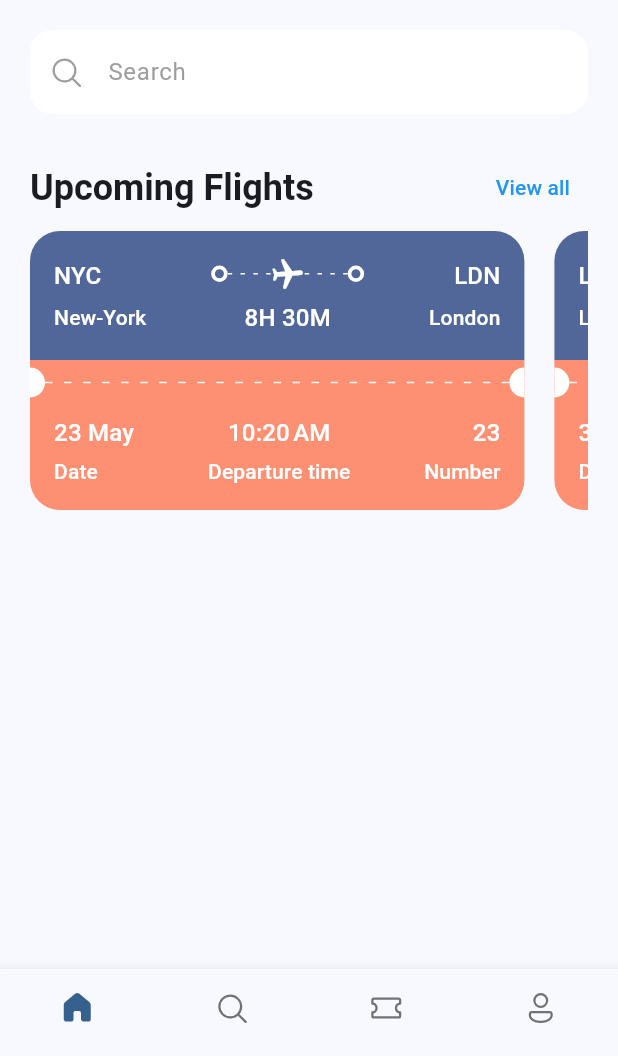
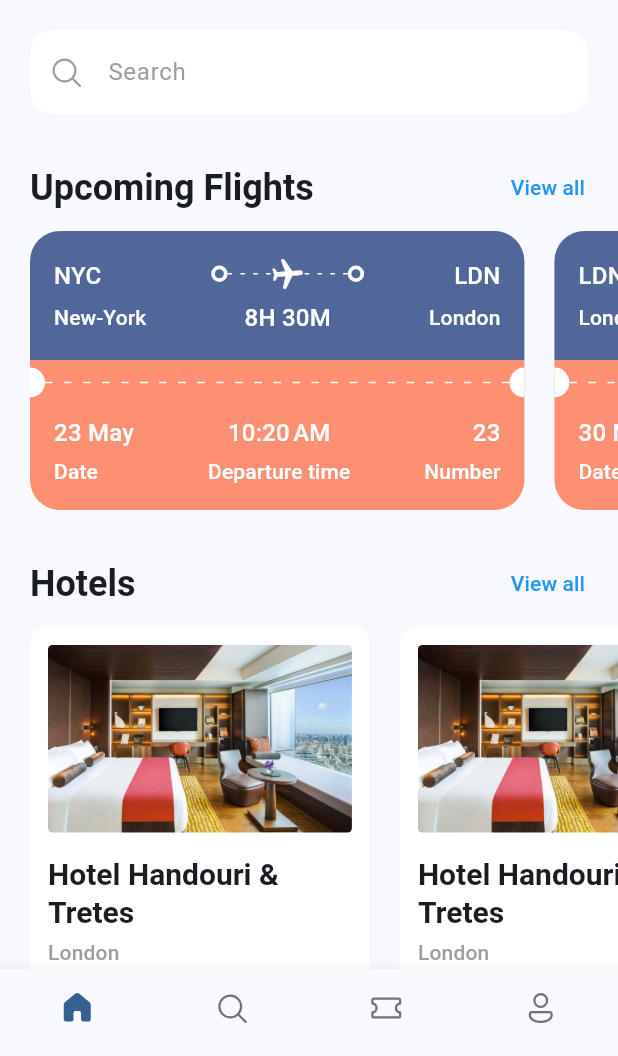
Before and after one commit to alexleboucher/tickets-booking-app, a Flutter app: the screen it shows after launch, on a phone screen of 412 x 824 dp, the part 180-1236 px from its top. Run offline on Flutter 3.47's test engine with Material 2 defaults, Android fonts, the phone set to English and light mode, and no system bars; our stand-ins replace fluentui_icons, gap.

Commit message:
Added HotelCard

```diff
--- a/lib/screens/home_screen.dart
+++ b/lib/screens/home_screen.dart
@@ -7,6 +7,7 @@ import 'package:tickets_booking_app/models/ticket.dart';
 import 'package:tickets_booking_app/utils/layout.dart';
 import 'package:tickets_booking_app/widgets/app_scaffold.dart';
 import 'package:tickets_booking_app/widgets/home/home_header.dart';
+import 'package:tickets_booking_app/widgets/ui/hotel_card.dart';
 import 'package:tickets_booking_app/widgets/ui/ticket_view.dart';
 import 'package:tickets_booking_app/widgets/ui/view_all_title.dart';
 
@@ -42,13 +43,14 @@ class HomeScreen extends StatelessWidget {
       child: ListView(
         children: [
           Container(
-            padding: const EdgeInsets.symmetric(horizontal: 20),
+            padding: const EdgeInsets.only(left: 20, top: 50, bottom: 20),
             child: Column(
               children: [
-                const Gap(50),
                 const HomeHeader(),
                 const Gap(20),
-                GestureDetector(
+                Padding(
+                  padding: const EdgeInsets.only(right: 20),
+                  child: GestureDetector(
                     onTap: () {
                       FocusScopeNode currentFocus = FocusScope.of(context);
                       if (!currentFocus.hasPrimaryFocus) {
@@ -73,6 +75,7 @@ class HomeScreen extends StatelessWidget {
                         border: OutlineInputBorder(
                           borderRadius: BorderRadius.circular(15),
                           borderSide: BorderSide.none,
+                        ),
                       ),
                     ),
                   ),
@@ -102,7 +105,35 @@ class HomeScreen extends StatelessWidget {
                               departureDate: tickets[i].departureDate,
                               ticketNumber: tickets[i].ticketNumber,
                             ),
-                            if (i < tickets.length - 1) const Gap(20)
+                            const Gap(20),
+                          ],
+                        ),
+                    ],
+                  ),
+                ),
+                const Gap(25),
+                ViewAllTitle(
+                  title: 'Hotels',
+                  onViewAllTapped: () {
+                    appState.setCurrentTab(MainTab.search);
+                  },
+                ),
+                const Gap(5),
+                SingleChildScrollView(
+                  scrollDirection: Axis.horizontal,
+                  child: Row(
+                    children: [
+                      for (var i = 0; i < tickets.length; i++)
+                        Row(
+                          children: [
+                            HotelCard(
+                              width: getSize(context).width * 0.55,
+                              name: 'Hotel Handouri & Tretes',
+                              city: 'London',
+                              nightPrice: 80,
+                              note: 4.7,
+                            ),
+                            const Gap(20),
                           ],
                         ),
                     ],
--- a/lib/widgets/home/home_header.dart
+++ b/lib/widgets/home/home_header.dart
@@ -8,7 +8,9 @@ class HomeHeader extends StatelessWidget {
 
   @override
   Widget build(BuildContext context) {
-    return Row(
+    return Padding(
+      padding: const EdgeInsets.only(right: 20),
+      child: Row(
         mainAxisAlignment: MainAxisAlignment.spaceBetween,
         children: [
           Column(
@@ -39,6 +41,7 @@ class HomeHeader extends StatelessWidget {
             ),
           ),
         ],
+      ),
     );
   }
 }
--- /dev/null
+++ b/lib/widgets/ui/hotel_card.dart
@@ -0,0 +1,103 @@
+import 'package:flutter/material.dart';
+import 'package:gap/gap.dart';
+import 'package:tickets_booking_app/utils/styles/text_styles.dart';
+import 'package:tickets_booking_app/widgets/ui/text/text_customization.dart';
+import 'package:tickets_booking_app/widgets/ui/text/title_text.dart';
+
+class HotelCard extends StatelessWidget {
+  const HotelCard({
+    super.key,
+    required this.width,
+    required this.name,
+    required this.city,
+    required this.nightPrice,
+    required this.note,
+  });
+
+  final double width;
+  final String name;
+  final String city;
+  final int nightPrice;
+  final double note;
+
+  @override
+  Widget build(BuildContext context) {
+    return Container(
+      width: width,
+      padding: const EdgeInsets.all(12),
+      decoration: const BoxDecoration(
+        color: Colors.white,
+        borderRadius: BorderRadius.all(Radius.circular(10)),
+      ),
+      child: Column(
+        crossAxisAlignment: CrossAxisAlignment.start,
+        children: [
+          Container(
+            height: 125,
+            width: width,
+            decoration: const BoxDecoration(
+              borderRadius: BorderRadius.all(Radius.circular(3)),
+              image: DecorationImage(
+                fit: BoxFit.cover,
+                image: AssetImage('assets/images/hotel_one.png'),
+              ),
+            ),
+          ),
+          const Gap(15),
+          TitleText(
+            name,
+            textStyle: TitleStyle.titleLarge,
+            customization: const TextCustomization(
+              fontWeight: FontWeight.bold,
+              fontSize: 20,
+            ),
+          ),
+          const Gap(5),
+          TitleText(
+            city,
+            textStyle: TitleStyle.titleSmall,
+            customization: TextCustomization(
+              color: Colors.grey.shade500,
+            ),
+          ),
+          const Gap(12),
+          Row(
+            mainAxisAlignment: MainAxisAlignment.spaceBetween,
+            children: [
+              RichText(
+                text: TextSpan(
+                  // Child text spans will inherit styles from parent
+                  style: getTitleSmallTextStyle(context),
+                  children: [
+                    TextSpan(
+                        text: '$nightPrice\$',
+                        style: const TextStyle(fontWeight: FontWeight.bold)),
+                    const TextSpan(text: ' per night'),
+                  ],
+                ),
+              ),
+              RichText(
+                text: TextSpan(
+                  style: getTitleSmallTextStyle(context)
+                      .copyWith(color: Colors.orangeAccent),
+                  children: [
+                    WidgetSpan(
+                      child: Icon(
+                        Icons.star,
+                        size: 15,
+                        color: Colors.orangeAccent,
+                      ),
+                    ),
+                    TextSpan(
+                      text: ' ${note.toStringAsFixed(1)}',
+                    ),
+                  ],
+                ),
+              ),
+            ],
+          )
+        ],
+      ),
+    );
+  }
+}
--- a/lib/widgets/ui/text/text_customization.dart
+++ b/lib/widgets/ui/text/text_customization.dart
@@ -1,10 +1,11 @@
 import 'package:flutter/material.dart';
 
 class TextCustomization {
-  const TextCustomization({this.color, this.fontWeight});
+  const TextCustomization({this.color, this.fontWeight, this.fontSize});
 
   final Color? color;
   final FontWeight? fontWeight;
+  final double? fontSize;
 
   TextStyle customizeStyle(BuildContext context, TextStyle? textStyle) {
     final style = textStyle ?? Theme.of(context).textTheme.bodyMedium!;
@@ -12,6 +13,7 @@ class TextCustomization {
     return style.copyWith(
       color: color,
       fontWeight: fontWeight,
+      fontSize: fontSize,
     );
   }
 }
--- a/lib/widgets/ui/view_all_title.dart
+++ b/lib/widgets/ui/view_all_title.dart
@@ -15,7 +15,9 @@ class ViewAllTitle extends StatelessWidget {
 
   @override
   Widget build(BuildContext context) {
-    return Row(
+    return Padding(
+      padding: const EdgeInsets.only(right: 10),
+      child: Row(
         mainAxisAlignment: MainAxisAlignment.spaceBetween,
         children: [
           HeadlineText(title, textStyle: HeadlineStyle.headlineSmall),
@@ -30,6 +32,7 @@ class ViewAllTitle extends StatelessWidget {
             ),
           )
         ],
+      ),
     );
   }
 }
```
Also changed, not shown: assets/images/hotel_one.png (added), assets/images/hotel_three.png (added), assets/images/hotel_two.png (added). Lines whose indentation alone changed are shown as unchanged.
